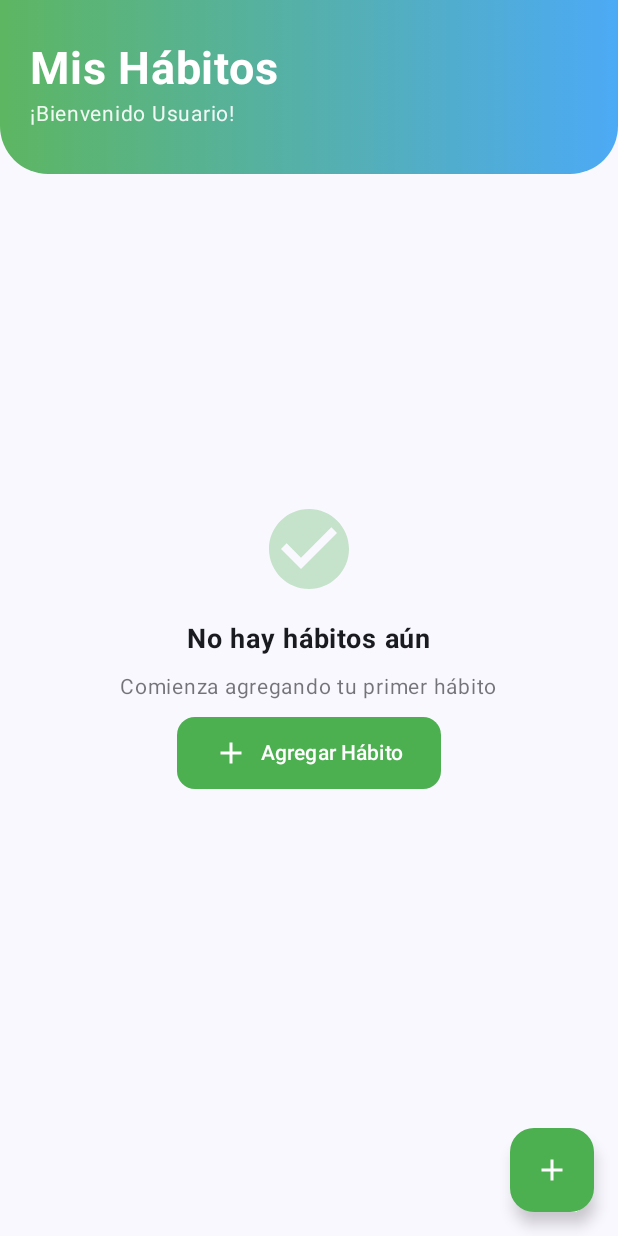
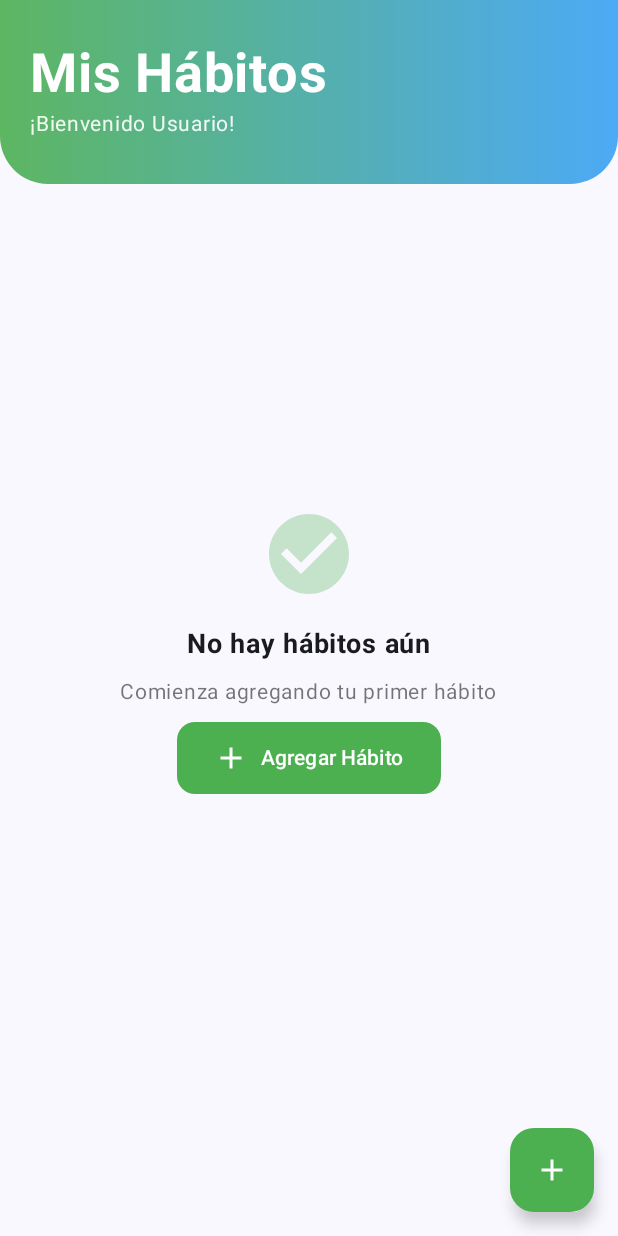
Before and after one commit to RdzJJ/app_nativa_appsmoviles, an Android app built with Jetpack Compose: the composable HomeScreen shown on its own in the app's theme, on a phone screen of 412 x 824 dp. Run offline under Robolectric (Android 15) with nearby library versions, the phone set to English and light mode, and no system bars; 1 statement that could not run was skipped.

Commit message:
fix: se cierra el issue #14

```diff
--- a/app/src/main/java/co/edu/upb/vitahabittracker/ui/screens/HomeScreen.kt
+++ b/app/src/main/java/co/edu/upb/vitahabittracker/ui/screens/HomeScreen.kt
@@ -89,7 +89,7 @@ fun HomeScreen(
                 Column {
                     Text(
                         text = stringResource(R.string.home_title),
-                        fontSize = 30.sp,
+                        fontSize = 36.sp,
                         fontWeight = FontWeight.Bold,
                         color = Color.White
                     )
--- a/app/src/main/java/co/edu/upb/vitahabittracker/ui/screens/ProfileScreen.kt
+++ b/app/src/main/java/co/edu/upb/vitahabittracker/ui/screens/ProfileScreen.kt
@@ -152,7 +152,7 @@ fun ProfileScreen(
 
                                 Text(
                                         text = displayUser.name,
-                                        fontSize = 20.sp,
+                                        fontSize = 24.sp,
                                         fontWeight = FontWeight.Bold,
                                         color = MaterialTheme.colorScheme.onPrimary
                                 )
--- a/app/src/main/java/co/edu/upb/vitahabittracker/ui/screens/StatisticsScreen.kt
+++ b/app/src/main/java/co/edu/upb/vitahabittracker/ui/screens/StatisticsScreen.kt
@@ -86,7 +86,7 @@ fun StatisticsScreen(
             Text(
                 text = "Estadísticas",
                 modifier = Modifier.align(Alignment.Center),
-                fontSize = 28.sp,
+                fontSize = 32.sp,
                 fontWeight = FontWeight.Bold,
                 color = Color.White
             )
```
